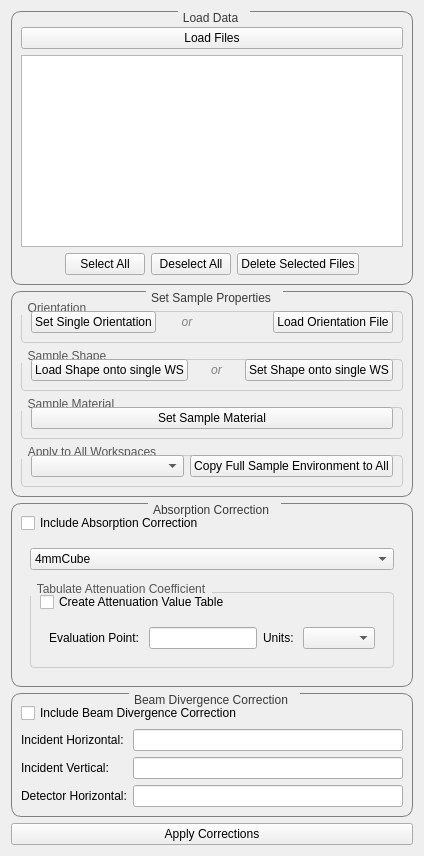
Qt form qt/python/mantidqtinterfaces/mantidqtinterfaces/Engineering/gui/engineering_diffraction/tabs/correction/correction_tab.ui (mantidproject/mantid) before a commit.
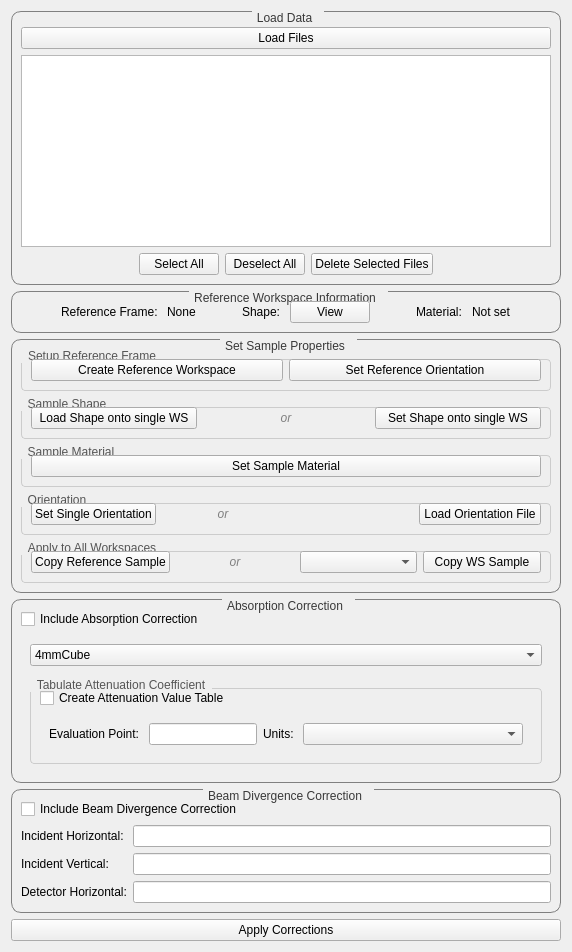
The same form after that commit. Custom widgets are drawn as their Qt base class.

Commit message: add sample axes to absorption correction

Diff of the .ui file:
```diff
--- a/qt/python/mantidqtinterfaces/mantidqtinterfaces/Engineering/gui/engineering_diffraction/tabs/correction/correction_tab.ui
+++ b/qt/python/mantidqtinterfaces/mantidqtinterfaces/Engineering/gui/engineering_diffraction/tabs/correction/correction_tab.ui
@@ -92,6 +92,114 @@
      </layout>
     </widget>
    </item>
+
+         <!-- Reference Section -->
+   <item>
+    <widget class="QGroupBox" name="groupBox_reference">
+     <property name="title">
+      <string>Reference Workspace Information</string>
+     </property>
+     <layout class="QGridLayout">
+         <item row="0" column="0">
+   <spacer name="spacer_left">
+    <property name="orientation">
+     <enum>Qt::Horizontal</enum>
+    </property>
+    <property name="sizeHint" stdset="0">
+     <size>
+      <width>40</width>
+      <height>20</height>
+     </size>
+    </property>
+   </spacer>
+  </item>
+      <item row="0" column="1">
+       <widget class="QLabel" name="ref_frame">
+        <property name="text">
+         <string>Reference Frame: </string>
+        </property>
+       </widget>
+      </item>
+      <item row="0" column="2">
+       <widget class="QLabel" name="ref_frame_status">
+        <property name="text">
+         <string>None</string>
+        </property>
+       </widget>
+      </item>
+         <item row="0" column="3">
+   <spacer name="spacer_left">
+    <property name="orientation">
+     <enum>Qt::Horizontal</enum>
+    </property>
+    <property name="sizeHint" stdset="0">
+     <size>
+      <width>40</width>
+      <height>20</height>
+     </size>
+    </property>
+   </spacer>
+  </item>
+      <item row="0" column="4">
+       <widget class="QLabel" name="ref_shape">
+        <property name="text">
+         <string>Shape: </string>
+        </property>
+       </widget>
+      </item>
+      <item row="0" column="5">
+       <widget class="QPushButton" name="btn_viewRefShape">
+        <property name="text">
+         <string>View</string>
+        </property>
+       </widget>
+      </item>
+         <item row="0" column="6">
+   <spacer name="spacer_left">
+    <property name="orientation">
+     <enum>Qt::Horizontal</enum>
+    </property>
+    <property name="sizeHint" stdset="0">
+     <size>
+      <width>40</width>
+      <height>20</height>
+     </size>
+    </property>
+   </spacer>
+  </item>
+         <item row="0" column="7">
+       <widget class="QLabel" name="ref_material">
+        <property name="text">
+         <string>Material: </string>
+        </property>
+       </widget>
+      </item>
+      <item row="0" column="8">
+       <widget class="QLabel" name="ref_material_status">
+        <property name="text">
+         <string>Not set</string>
+        </property>
+       </widget>
+      </item>
+         <item row="0" column="9">
+   <spacer name="spacer_left">
+    <property name="orientation">
+     <enum>Qt::Horizontal</enum>
+    </property>
+    <property name="sizeHint" stdset="0">
+     <size>
+      <width>40</width>
+      <height>20</height>
+     </size>
+    </property>
+   </spacer>
+  </item>
+
+     </layout>
+    </widget>
+   </item>
+
+
  <!-- Sample Section -->
  <item>
  <widget class="QGroupBox" name="groupBox_sample">
@@ -101,9 +209,9 @@
   <layout class="QVBoxLayout" name="verticalLayout_sample">
 <!-- Orientation Section -->
    <item>
-    <widget class="QGroupBox" name="groupBox_orientation">
+    <widget class="QGroupBox" name="groupBox_material">
      <property name="title">
-      <string>Orientation</string>
+      <string>Setup Reference Frame</string>
      </property>
  <property name="styleSheet">
   <string notr="true">
@@ -123,32 +231,16 @@
  </property>
      <layout class="QHBoxLayout">
       <item>
-       <widget class="QPushButton" name="btn_setOrientation">
+       <widget class="QPushButton" name="btn_createRefWS">
         <property name="text">
-         <string>Set Single Orientation</string>
+         <string>Create Reference Workspace</string>
         </property>
        </widget>
       </item>
-<item>
-  <widget class="QLabel" name="label_or">
-    <property name="text">
-      <string>or</string>
-    </property>
-    <property name="alignment">
-      <set>Qt::AlignCenter</set>
-    </property>
-    <property name="styleSheet">
-      <string notr="true">color: grey; font-style: italic;</string>
-    </property>
-  </widget>
-</item>
-      <item>
-       <widget class="FileFinderWidget" name="finder_orientation_file" native="true"/>
-      </item>
-      <item>
-       <widget class="QPushButton" name="btn_loadOrientation">
+         <item>
+       <widget class="QPushButton" name="btn_setRefOrientation">
         <property name="text">
-         <string>Load Orientation File</string>
+         <string>Set Reference Orientation</string>
         </property>
        </widget>
       </item>
@@ -243,6 +335,62 @@
      </layout>
     </widget>
    </item>
+      <!-- Orientation Section -->
+   <item>
+    <widget class="QGroupBox" name="groupBox_orientation">
+     <property name="title">
+      <string>Orientation</string>
+     </property>
+ <property name="styleSheet">
+  <string notr="true">
+   QGroupBox {
+    border: 1px solid #ccc;
+    border-radius: 4px;
+    margin-top: 10px;
+   }
+   QGroupBox::title {
+    subcontrol-origin: margin;
+    subcontrol-position: top left;
+    padding: 0 5px;
+    font-weight: normal;
+    color: #555;
+   }
+  </string>
+ </property>
+     <layout class="QHBoxLayout">
+      <item>
+       <widget class="QPushButton" name="btn_setOrientation">
+        <property name="text">
+         <string>Set Single Orientation</string>
+        </property>
+       </widget>
+      </item>
+<item>
+  <widget class="QLabel" name="label_or">
+    <property name="text">
+      <string>or</string>
+    </property>
+    <property name="alignment">
+      <set>Qt::AlignCenter</set>
+    </property>
+    <property name="styleSheet">
+      <string notr="true">color: grey; font-style: italic;</string>
+    </property>
+  </widget>
+</item>
+      <item>
+       <widget class="FileFinderWidget" name="finder_orientation_file" native="true"/>
+      </item>
+      <item>
+       <widget class="QPushButton" name="btn_loadOrientation">
+        <property name="text">
+         <string>Load Orientation File</string>
+        </property>
+       </widget>
+      </item>
+     </layout>
+    </widget>
+   </item>
 
    <!-- Apply to All Section -->
    <item>
@@ -267,13 +415,33 @@
   </string>
  </property>
      <layout class="QHBoxLayout">
+         <item>
+       <widget class="QPushButton" name="btn_copyRefSample">
+        <property name="text">
+         <string>Copy Reference Sample</string>
+        </property>
+       </widget>
+      </item>
+<item>
+  <widget class="QLabel" name="label_or">
+    <property name="text">
+      <string>or</string>
+    </property>
+    <property name="alignment">
+      <set>Qt::AlignCenter</set>
+    </property>
+    <property name="styleSheet">
+      <string notr="true">color: grey; font-style: italic;</string>
+    </property>
+  </widget>
+</item>
       <item>
        <widget class="QComboBox" name="combo_workspaceList"/>
       </item>
       <item>
        <widget class="QPushButton" name="btn_copySampleToAll">
         <property name="text">
-         <string>Copy Full Sample Environment to All</string>
+         <string>Copy WS Sample</string>
         </property>
        </widget>
       </item>
```
Left out of the diff: 2 changed lines with no effect on the pictures. The commit also changes 7 other files.
